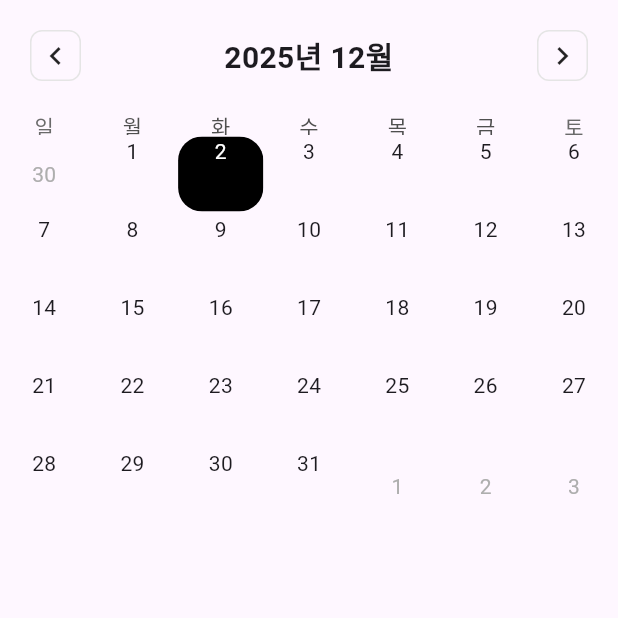
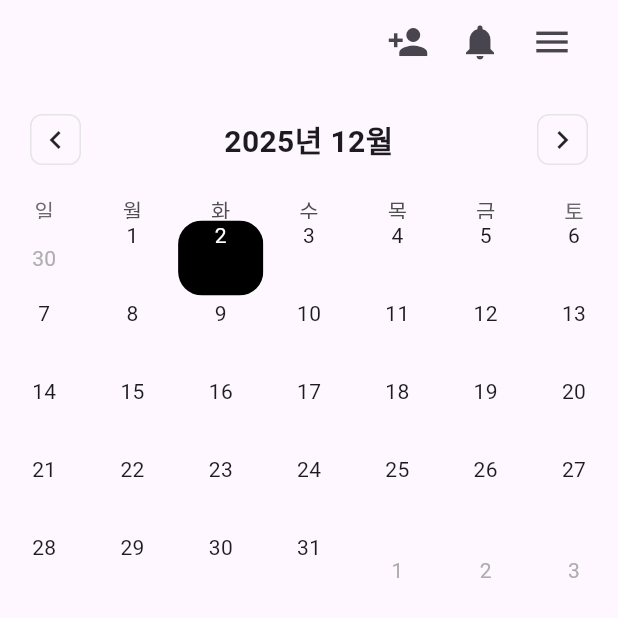
Before and after one commit to LIKELION-Android-BOOTCAMP-5th/FinalProject-DutyTable-ScheduleLab, a Flutter app: the CalendarPage screen opened directly, on a phone screen of 412 x 824 dp, the top half of it. Run offline on Flutter 3.47's test engine with Material 3 defaults, Android fonts, the phone set to English and light mode, and no system bars; drawn by our look-alikes of table_calendar; our stand-ins replace google_sign_in, supabase_flutter; accounts and stored records are empty; project files that could hold a hidden picture were left out.

Commit message:
add calendar_appbar.dart file

```diff
--- a/lib/calendar_page.dart
+++ b/lib/calendar_page.dart
@@ -1,4 +1,5 @@
 import 'package:dutytable/extensions.dart';
+import 'package:dutytable/features/calendar/presentation/widgets/calendar_appbar.dart';
 import 'package:flutter/material.dart';
 import 'package:provider/provider.dart';
 import 'package:table_calendar/table_calendar.dart';
@@ -11,12 +12,7 @@ class CalendarPage extends StatelessWidget {
   @override
   Widget build(BuildContext context) {
     return Scaffold(
-      // appBar: AppBar(
-      //   title: const Text(
-      //     "당번",
-      //     style: TextStyle(fontWeight: FontWeight.w700, fontSize: 32),
-      //   ),
-      // ),
+      appBar: CalendarAppbar(),
       body: SafeArea(
         child: Consumer<CalendarViewModel>(
           builder: (context, viewmodel, child) {
--- /dev/null
+++ b/lib/features/calendar/presentation/widgets/calendar_appbar.dart
@@ -0,0 +1,49 @@
+import 'package:flutter/material.dart';
+
+class CalendarAppbar extends StatelessWidget implements PreferredSizeWidget {
+  const CalendarAppbar({super.key});
+
+  @override
+  Widget build(BuildContext context) {
+    return AppBar(
+      actionsPadding: const EdgeInsetsGeometry.symmetric(horizontal: 20),
+      actions: <Widget>[
+        //TODO : 공유 캘린더만 초대 아이콘 나오게 하기
+        AppBarIcon(icon: Icons.person_add, debugComment: "초대 클릭"),
+        AppBarIcon(icon: Icons.notifications, debugComment: "알림 클릭"),
+        AppBarIcon(icon: Icons.menu, debugComment: "매뉴 클릭"),
+      ],
+    );
+  }
+
+  @override
+  Size get preferredSize => const Size.fromHeight(kToolbarHeight);
+}
+
+// 캘린더 앱 바 아이콘 위젯
+class AppBarIcon extends StatelessWidget {
+  final IconData icon;
+  final String debugComment;
+  const AppBarIcon({super.key, required this.icon, required this.debugComment});
+
+  @override
+  Widget build(BuildContext context) {
+    /// GestureDetector or IconButton 선택
+    // return GestureDetector(
+    //   behavior: HitTestBehavior.opaque,
+    //   onTap: () {
+    //     print(debugComment);
+    //   },
+    //   child: Padding(
+    //     padding: const EdgeInsets.all(8.0),
+    //     child: Icon(icon, size: 28),
+    //   ),
+    // );
+    return IconButton(
+      onPressed: () {
+        print(debugComment);
+      },
+      icon: Icon(icon, size: 28),
+    );
+  }
+}
--- a/lib/main.dart
+++ b/lib/main.dart
@@ -1,4 +1,4 @@
-import 'package:dutytable/features/auth/presentation/views/login_screen.dart';
+import 'package:dutytable/calendar_page.dart';
 import 'package:flutter/material.dart';
 import 'package:intl/date_symbol_data_local.dart';
 import 'package:provider/provider.dart';
@@ -38,7 +38,7 @@ class MyApp extends StatelessWidget {
         colorScheme: ColorScheme.fromSeed(seedColor: Colors.deepPurple),
       ),
       debugShowCheckedModeBanner: false,
-      home: const LoginScreen(),
+      home: const CalendarPage(),
     );
   }
 }
```
